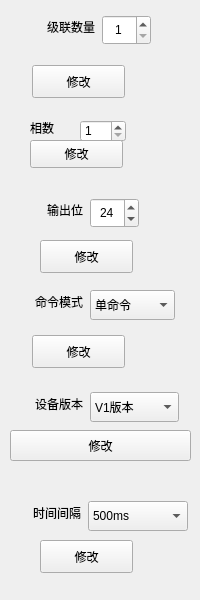
This is IDC_TestSystem/common/toolbox/settingtoolwid.ui in ChinaClever/IDC_TestSystem as Qt 5 draws it before an edit. The edited form follows.
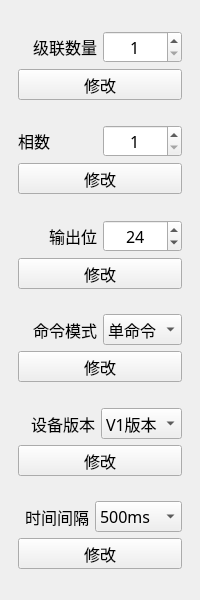
This is the edited form.

The edit to the form file:
```diff
--- a/IDC_TestSystem/common/toolbox/settingtoolwid.ui
+++ b/IDC_TestSystem/common/toolbox/settingtoolwid.ui
@@ -10,56 +10,45 @@
     <height>600</height>
    </rect>
   </property>
+  <property name="minimumSize">
+   <size>
+    <width>0</width>
+    <height>31</height>
+   </size>
+  </property>
+  <property name="font">
+   <font>
+    <family>微软雅黑</family>
+    <pointsize>12</pointsize>
+   </font>
+  </property>
   <property name="windowTitle">
    <string>Form</string>
   </property>
-  <widget class="QPushButton" name="timeBtn">
-   <property name="geometry">
-    <rect>
-     <x>40</x>
-     <y>540</y>
-     <width>93</width>
-     <height>33</height>
-    </rect>
+  <layout class="QVBoxLayout" name="verticalLayout">
+   <property name="leftMargin">
+    <number>18</number>
    </property>
-   <property name="minimumSize">
-    <size>
-     <width>0</width>
-     <height>31</height>
-    </size>
+   <property name="rightMargin">
+    <number>18</number>
    </property>
-   <property name="text">
-    <string>修改</string>
-   </property>
-  </widget>
-  <widget class="QPushButton" name="cmdBtn">
-   <property name="geometry">
-    <rect>
-     <x>32</x>
-     <y>335</y>
-     <width>93</width>
-     <height>33</height>
-    </rect>
-   </property>
-   <property name="minimumSize">
+   <item>
+    <spacer name="verticalSpacer">
+     <property name="orientation">
+      <enum>Qt::Vertical</enum>
+     </property>
+     <property name="sizeHint" stdset="0">
     <size>
-     <width>0</width>
-     <height>31</height>
-    </size>
-   </property>
-   <property name="text">
-    <string>修改</string>
-   </property>
-  </widget>
+       <width>20</width>
+       <height>40</height>
+      </size>
+     </property>
+    </spacer>
+   </item>
+   <item>
+    <layout class="QHBoxLayout" name="horizontalLayout">
+     <item>
   <widget class="QLabel" name="label">
-   <property name="geometry">
-    <rect>
-     <x>23</x>
-     <y>15</y>
-     <width>72</width>
-     <height>24</height>
-    </rect>
-   </property>
    <property name="text">
     <string>级联数量</string>
    </property>
@@ -67,15 +56,9 @@
     <set>Qt::AlignRight|Qt::AlignTrailing|Qt::AlignVCenter</set>
    </property>
   </widget>
+     </item>
+     <item>
   <widget class="QSpinBox" name="spinBox">
-   <property name="geometry">
-    <rect>
-     <x>102</x>
-     <y>15</y>
-     <width>49</width>
-     <height>30</height>
-    </rect>
-   </property>
    <property name="alignment">
     <set>Qt::AlignCenter</set>
    </property>
@@ -86,31 +69,99 @@
     <number>33</number>
    </property>
   </widget>
-  <widget class="QLabel" name="label_6">
-   <property name="geometry">
-    <rect>
-     <x>9</x>
-     <y>501</y>
-     <width>72</width>
-     <height>24</height>
-    </rect>
+     </item>
+    </layout>
+   </item>
+   <item>
+    <widget class="QPushButton" name="devNumBtn">
+     <property name="minimumSize">
+      <size>
+       <width>0</width>
+       <height>31</height>
+      </size>
    </property>
    <property name="text">
-    <string>时间间隔</string>
+      <string>修改</string>
+     </property>
+    </widget>
+   </item>
+   <item>
+    <spacer name="verticalSpacer_2">
+     <property name="orientation">
+      <enum>Qt::Vertical</enum>
+     </property>
+     <property name="sizeHint" stdset="0">
+      <size>
+       <width>20</width>
+       <height>40</height>
+      </size>
+     </property>
+    </spacer>
+   </item>
+   <item>
+    <layout class="QHBoxLayout" name="horizontalLayout_2">
+     <item>
+      <widget class="QLabel" name="label_3">
+       <property name="text">
+        <string>相数</string>
+       </property>
+      </widget>
+     </item>
+     <item>
+      <widget class="QSpinBox" name="lineSpinBox">
+       <property name="alignment">
+        <set>Qt::AlignCenter</set>
+       </property>
+       <property name="minimum">
+        <number>1</number>
+       </property>
+       <property name="maximum">
+        <number>3</number>
+       </property>
+      </widget>
+     </item>
+    </layout>
+   </item>
+   <item>
+    <widget class="QPushButton" name="lineBtn">
+     <property name="minimumSize">
+      <size>
+       <width>0</width>
+       <height>31</height>
+      </size>
+     </property>
+     <property name="text">
+      <string>修改</string>
+     </property>
+    </widget>
+   </item>
+   <item>
+    <spacer name="verticalSpacer_3">
+     <property name="orientation">
+      <enum>Qt::Vertical</enum>
+     </property>
+     <property name="sizeHint" stdset="0">
+      <size>
+       <width>20</width>
+       <height>40</height>
+      </size>
+     </property>
+    </spacer>
+   </item>
+   <item>
+    <layout class="QHBoxLayout" name="horizontalLayout_3">
+     <item>
+      <widget class="QLabel" name="label_2">
+       <property name="text">
+        <string>输出位</string>
    </property>
    <property name="alignment">
     <set>Qt::AlignRight|Qt::AlignTrailing|Qt::AlignVCenter</set>
    </property>
   </widget>
+     </item>
+     <item>
   <widget class="QSpinBox" name="outputSpinBox">
-   <property name="geometry">
-    <rect>
-     <x>90</x>
-     <y>198</y>
-     <width>49</width>
-     <height>30</height>
-    </rect>
-   </property>
    <property name="alignment">
     <set>Qt::AlignCenter</set>
    </property>
@@ -124,15 +175,11 @@
     <number>24</number>
    </property>
   </widget>
+     </item>
+    </layout>
+   </item>
+   <item>
   <widget class="QPushButton" name="outputNumBtn">
-   <property name="geometry">
-    <rect>
-     <x>40</x>
-     <y>240</y>
-     <width>93</width>
-     <height>33</height>
-    </rect>
-   </property>
    <property name="minimumSize">
     <size>
      <width>0</width>
@@ -143,59 +190,24 @@
     <string>修改</string>
    </property>
   </widget>
-  <widget class="QPushButton" name="devNumBtn">
-   <property name="geometry">
-    <rect>
-     <x>32</x>
-     <y>65</y>
-     <width>93</width>
-     <height>33</height>
-    </rect>
-   </property>
-   <property name="minimumSize">
+   </item>
+   <item>
+    <spacer name="verticalSpacer_4">
+     <property name="orientation">
+      <enum>Qt::Vertical</enum>
+     </property>
+     <property name="sizeHint" stdset="0">
     <size>
-     <width>0</width>
-     <height>31</height>
-    </size>
-   </property>
-   <property name="text">
-    <string>修改</string>
-   </property>
-  </widget>
-  <widget class="QComboBox" name="timeBox">
-   <property name="geometry">
-    <rect>
-     <x>88</x>
-     <y>501</y>
-     <width>100</width>
-     <height>30</height>
-    </rect>
-   </property>
-   <item>
-    <property name="text">
-     <string>500ms</string>
-    </property>
+       <width>20</width>
+       <height>40</height>
+      </size>
+     </property>
+    </spacer>
    </item>
    <item>
-    <property name="text">
-     <string>1000ms</string>
-    </property>
-   </item>
+    <layout class="QHBoxLayout" name="horizontalLayout_4">
    <item>
-    <property name="text">
-     <string>1500ms</string>
-    </property>
-   </item>
-  </widget>
   <widget class="QLabel" name="label_5">
-   <property name="geometry">
-    <rect>
-     <x>11</x>
-     <y>290</y>
-     <width>72</width>
-     <height>24</height>
-    </rect>
-   </property>
    <property name="text">
     <string>命令模式</string>
    </property>
@@ -203,31 +215,9 @@
     <set>Qt::AlignRight|Qt::AlignTrailing|Qt::AlignVCenter</set>
    </property>
   </widget>
-  <widget class="QLabel" name="label_2">
-   <property name="geometry">
-    <rect>
-     <x>29</x>
-     <y>198</y>
-     <width>54</width>
-     <height>24</height>
-    </rect>
-   </property>
-   <property name="text">
-    <string>输出位</string>
-   </property>
-   <property name="alignment">
-    <set>Qt::AlignRight|Qt::AlignTrailing|Qt::AlignVCenter</set>
-   </property>
-  </widget>
+     </item>
+     <item>
   <widget class="QComboBox" name="cmdBox">
-   <property name="geometry">
-    <rect>
-     <x>90</x>
-     <y>290</y>
-     <width>85</width>
-     <height>30</height>
-    </rect>
-   </property>
    <item>
     <property name="text">
      <string>单命令</string>
@@ -239,57 +229,11 @@
     </property>
    </item>
   </widget>
-  <widget class="QLabel" name="label_3">
-   <property name="geometry">
-    <rect>
-     <x>30</x>
-     <y>120</y>
-     <width>41</width>
-     <height>16</height>
-    </rect>
-   </property>
-   <property name="text">
-    <string>相数</string>
-   </property>
-  </widget>
-  <widget class="QSpinBox" name="lineSpinBox">
-   <property name="geometry">
-    <rect>
-     <x>80</x>
-     <y>120</y>
-     <width>46</width>
-     <height>22</height>
-    </rect>
-   </property>
-   <property name="minimum">
-    <number>1</number>
-   </property>
-   <property name="maximum">
-    <number>3</number>
-   </property>
-  </widget>
-  <widget class="QPushButton" name="lineBtn">
-   <property name="geometry">
-    <rect>
-     <x>30</x>
-     <y>140</y>
-     <width>93</width>
-     <height>28</height>
-    </rect>
-   </property>
-   <property name="text">
-    <string>修改</string>
-   </property>
-  </widget>
-  <widget class="QPushButton" name="vBtn">
-   <property name="geometry">
-    <rect>
-     <x>10</x>
-     <y>430</y>
-     <width>181</width>
-     <height>31</height>
-    </rect>
-   </property>
+     </item>
+    </layout>
+   </item>
+   <item>
+    <widget class="QPushButton" name="cmdBtn">
    <property name="minimumSize">
     <size>
      <width>0</width>
@@ -300,15 +244,34 @@
     <string>修改</string>
    </property>
   </widget>
+   </item>
+   <item>
+    <spacer name="verticalSpacer_5">
+     <property name="orientation">
+      <enum>Qt::Vertical</enum>
+     </property>
+     <property name="sizeHint" stdset="0">
+      <size>
+       <width>20</width>
+       <height>40</height>
+      </size>
+     </property>
+    </spacer>
+   </item>
+   <item>
+    <layout class="QHBoxLayout" name="horizontalLayout_5">
+     <item>
+      <widget class="QLabel" name="vLabel">
+       <property name="text">
+        <string>设备版本</string>
+       </property>
+       <property name="alignment">
+        <set>Qt::AlignRight|Qt::AlignTrailing|Qt::AlignVCenter</set>
+       </property>
+      </widget>
+     </item>
+     <item>
   <widget class="QComboBox" name="vBox">
-   <property name="geometry">
-    <rect>
-     <x>90</x>
-     <y>392</y>
-     <width>89</width>
-     <height>30</height>
-    </rect>
-   </property>
    <item>
     <property name="text">
      <string>V1版本</string>
@@ -320,22 +283,95 @@
     </property>
    </item>
   </widget>
-  <widget class="QLabel" name="vLabel">
-   <property name="geometry">
-    <rect>
-     <x>11</x>
-     <y>392</y>
-     <width>72</width>
-     <height>24</height>
-    </rect>
+     </item>
+    </layout>
+   </item>
+   <item>
+    <widget class="QPushButton" name="vBtn">
+     <property name="minimumSize">
+      <size>
+       <width>0</width>
+       <height>31</height>
+      </size>
    </property>
    <property name="text">
-    <string>设备版本</string>
+      <string>修改</string>
+     </property>
+    </widget>
+   </item>
+   <item>
+    <spacer name="verticalSpacer_6">
+     <property name="orientation">
+      <enum>Qt::Vertical</enum>
+     </property>
+     <property name="sizeHint" stdset="0">
+      <size>
+       <width>20</width>
+       <height>40</height>
+      </size>
+     </property>
+    </spacer>
+   </item>
+   <item>
+    <layout class="QHBoxLayout" name="horizontalLayout_6">
+     <item>
+      <widget class="QLabel" name="label_6">
+       <property name="text">
+        <string>时间间隔</string>
    </property>
    <property name="alignment">
     <set>Qt::AlignRight|Qt::AlignTrailing|Qt::AlignVCenter</set>
    </property>
   </widget>
+     </item>
+     <item>
+      <widget class="QComboBox" name="timeBox">
+       <item>
+        <property name="text">
+         <string>500ms</string>
+        </property>
+       </item>
+       <item>
+        <property name="text">
+         <string>1000ms</string>
+        </property>
+       </item>
+       <item>
+        <property name="text">
+         <string>1500ms</string>
+        </property>
+       </item>
+      </widget>
+     </item>
+    </layout>
+   </item>
+   <item>
+    <widget class="QPushButton" name="timeBtn">
+     <property name="minimumSize">
+      <size>
+       <width>0</width>
+       <height>31</height>
+      </size>
+     </property>
+     <property name="text">
+      <string>修改</string>
+     </property>
+    </widget>
+   </item>
+   <item>
+    <spacer name="verticalSpacer_7">
+     <property name="orientation">
+      <enum>Qt::Vertical</enum>
+     </property>
+     <property name="sizeHint" stdset="0">
+      <size>
+       <width>20</width>
+       <height>40</height>
+      </size>
+     </property>
+    </spacer>
+   </item>
+  </layout>
  </widget>
  <resources/>
  <connections/>
```
Lines whose indentation alone changed are shown as unchanged.
